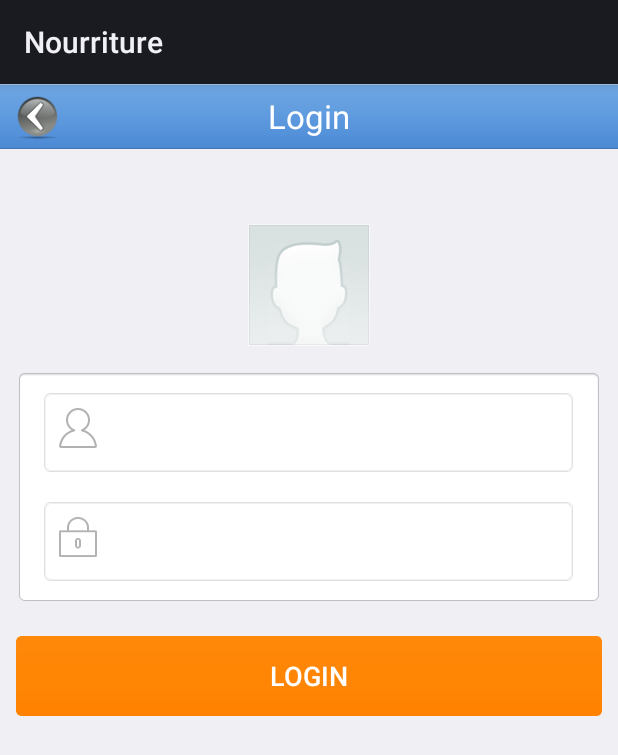
After one commit to ysYvonne/KitchenSecret_Android, an Android app: the layout activity_login.xml on its own in the app's theme, with its tools: preview values and no code run, on a phone screen of 412 x 824 dp. The commit adds this screen. Shown: the top 755 px of the screen. Run offline under Robolectric (Android 15) with nearby library versions, the phone set to English and light mode, and no system bars.

Commit message:
7.6 规范工程

```diff
--- a/app/src/main/AndroidManifest.xml
+++ b/app/src/main/AndroidManifest.xml
@@ -8,7 +8,8 @@
         android:label="@string/app_name"
         android:supportsRtl="true"
         android:theme="@style/AppTheme">
-        <activity android:name=".activities.MainActivity"></activity>
+        <activity android:name=".activities.MainActivity" />
+        <activity android:name=".activities.LoginActivity"></activity>
     </application>
 
 </manifest>
--- /dev/null
+++ b/app/src/main/java/com/meetyouatnowhere/kitchensecret_android/activities/LoginActivity.java
@@ -0,0 +1,13 @@
+package com.meetyouatnowhere.kitchensecret_android.activities;
+
+import android.app.Activity;
+import android.os.Bundle;
+
+public class LoginActivity extends Activity {
+
+    @Override
+    protected void onCreate(Bundle savedInstanceState) {
+        super.onCreate(savedInstanceState);
+        setContentView(R.layout.activity_login1);
+    }
+}
--- a/app/src/main/java/com/meetyouatnowhere/kitchensecret_android/activities/MainActivity.java
+++ b/app/src/main/java/com/meetyouatnowhere/kitchensecret_android/activities/MainActivity.java
@@ -1,15 +1,38 @@
 package com.meetyouatnowhere.kitchensecret_android.activities;
 
+import android.support.v4.app.FragmentManager;
 import android.support.v7.app.AppCompatActivity;
 import android.os.Bundle;
+import android.view.View;
+import android.widget.Button;
 
 import com.meetyouatnowhere.kitchensecret_android.R;
 
 public class MainActivity extends AppCompatActivity {
 
+    private Button btn_recipe;
+    private Button btn_myCommunity;
+    private Button btn_search;
+    private Button btn_mySetting;
+
+
     @Override
     protected void onCreate(Bundle savedInstanceState) {
         super.onCreate(savedInstanceState);
         setContentView(R.layout.activity_main);
+
+        btn_recipe = (Button) findViewById(R.id.recipe_btn);
+        btn_myCommunity = (Button) findViewById(R.id.myCommunity_btn);
+        btn_search = (Button) findViewById(R.id.search_btn);
+        btn_mySetting = (Button) findViewById(R.id.mySetting_btn);
+
+       // FragmentManager fragmentManager = getSupportFragmentManager();
+       // fragmentManager.beginTransaction().replace(R.id.contentFrame,new )
+
+        btn_recipe.setOnClickListener(new View.OnClickListener(){
+
+        });
     }
+
+
 }
--- /dev/null
+++ b/app/src/main/res/layout/activity_login.xml
@@ -0,0 +1,136 @@
+<?xml version="1.0" encoding="utf-8"?>
+<LinearLayout xmlns:android="http://schemas.android.com/apk/res/android"
+    android:layout_width="match_parent"
+    android:layout_height="match_parent"
+    android:orientation="vertical"
+    android:background="@color/background_color">
+
+    <RelativeLayout
+        android:id="@+id/title_rl"
+        android:layout_width="match_parent"
+        android:layout_height="wrap_content"
+        android:background="@mipmap/title_nav_bar">
+
+        <Button
+            android:id="@+id/btn_back"
+            android:layout_width="30dp"
+            android:layout_height="30dp"
+            android:layout_centerVertical="true"
+            android:layout_marginLeft="10dp"
+            android:background="@mipmap/back" />
+
+        <TextView
+            style="@style/title_text_style"
+            android:layout_width="wrap_content"
+            android:layout_height="wrap_content"
+            android:layout_centerInParent="true"
+            android:text="@string/login" />
+
+    </RelativeLayout>
+
+    <LinearLayout
+        android:id="@+id/layout_login"
+        android:layout_width="fill_parent"
+        android:layout_height="fill_parent"
+        android:layout_marginTop="30dp"
+        android:orientation="vertical">
+
+        <ImageView
+            android:layout_width="wrap_content"
+            android:layout_height="wrap_content"
+            android:layout_gravity="center_horizontal"
+            android:layout_marginBottom="5dp"
+            android:layout_marginTop="20dp"
+            android:src="@mipmap/default_avatar" />
+
+        <LinearLayout
+            android:layout_width="match_parent"
+            android:layout_height="wrap_content"
+            android:layout_margin="10dp"
+            android:background="@android:drawable/editbox_background"
+            android:orientation="vertical">
+
+            <LinearLayout
+                android:layout_width="fill_parent"
+                android:layout_height="wrap_content"
+                android:layout_margin="10dp"
+                android:background="@mipmap/login_input"
+                android:orientation="horizontal"
+                android:padding="10dp">
+
+                <ImageView
+                    android:layout_width="wrap_content"
+                    android:layout_height="wrap_content"
+                    android:src="@mipmap/username" />
+
+                <!--<TextView
+                    android:id="@+id/tv_username"
+                    android:layout_width="wrap_content"
+                    android:layout_height="wrap_content"
+                    android:textColor="@android:color/black"
+                    android:background="@drawable/username"
+                    android:textSize="@dimen/text_big" />-->
+
+                <EditText
+                    android:id="@+id/et_username"
+                    android:layout_width="fill_parent"
+                    android:layout_height="wrap_content"
+                    android:background="@null"
+                    android:ems="10"
+                    android:focusableInTouchMode="true"
+                    android:padding="5dp"
+                    android:paddingRight="30dp"
+                    android:textColor="@color/edit_text_color"
+                    android:textSize="@dimen/text_main">
+
+                </EditText>
+
+            </LinearLayout>
+
+            <LinearLayout
+                android:layout_width="fill_parent"
+                android:layout_height="wrap_content"
+                android:layout_margin="10dp"
+                android:background="@mipmap/login_input"
+                android:orientation="horizontal"
+                android:padding="10dp">
+
+                <ImageView
+                    android:layout_width="wrap_content"
+                    android:layout_height="wrap_content"
+                    android:src="@mipmap/password" />
+
+                <EditText
+                    android:id="@+id/et_password"
+                    android:layout_width="fill_parent"
+                    android:layout_height="wrap_content"
+                    android:background="@null"
+                    android:ems="10"
+                    android:focusableInTouchMode="true"
+                    android:gravity="center_vertical"
+                    android:inputType="textPassword"
+                    android:padding="5dp"
+                    android:paddingRight="30dp"
+                    android:textColor="@color/edit_text_color"
+                    android:textSize="@dimen/text_main">
+
+                </EditText>
+
+            </LinearLayout>
+
+        </LinearLayout>
+
+        <Button
+            android:id="@+id/btn_login"
+            android:layout_width="fill_parent"
+            android:layout_height="wrap_content"
+            android:layout_margin="10dp"
+            android:background="@mipmap/login_btn"
+            android:gravity="center"
+            android:text="@string/login"
+            android:textColor="@color/white"
+            android:textSize="@dimen/text_big" />
+
+    </LinearLayout>
+
+</LinearLayout>
--- /dev/null
+++ b/app/src/main/res/layout/activity_login1.xml
@@ -0,0 +1,12 @@
+<?xml version="1.0" encoding="utf-8"?>
+<RelativeLayout xmlns:android="http://schemas.android.com/apk/res/android"
+    xmlns:tools="http://schemas.android.com/tools"
+    android:layout_width="match_parent"
+    android:layout_height="match_parent"
+    android:paddingBottom="@dimen/activity_vertical_margin"
+    android:paddingLeft="@dimen/activity_horizontal_margin"
+    android:paddingRight="@dimen/activity_horizontal_margin"
+    android:paddingTop="@dimen/activity_vertical_margin"
+    tools:context="com.meetyouatnowhere.kitchensecret_android.activities.LoginActivity">
+
+</RelativeLayout>
--- a/app/src/main/res/layout/activity_main.xml
+++ b/app/src/main/res/layout/activity_main.xml
@@ -27,7 +27,7 @@
             android:gravity="center|bottom">
 
             <Button
-                android:id="@+id/Recipe_btn"
+                android:id="@+id/recipe_btn"
                 android:layout_width="fill_parent"
                 android:layout_height="wrap_content"
                 android:layout_alignParentLeft="true"
@@ -51,7 +51,7 @@
 
             <Button
                 android:id="@+id/myCommunity_btn"
-                android:layout_width="fill_parent"
+                android:layout_width="wrap_content"
                 android:layout_height="wrap_content"
                 android:background="@mipmap/bot_bar"
                 android:drawableTop="@drawable/tab_dish_selector"
@@ -120,7 +120,7 @@
             android:gravity="center|bottom">
 
             <Button
-                android:id="@+id/MySetting_btn"
+                android:id="@+id/mySetting_btn"
                 android:layout_width="fill_parent"
                 android:layout_height="wrap_content"
                 android:background="@mipmap/bot_bar"
--- a/app/src/main/res/values/styles.xml
+++ b/app/src/main/res/values/styles.xml
@@ -15,7 +15,7 @@
         <item name="android:layout_width">fill_parent</item>
         <item name="android:layout_height">wrap_content</item>
         <item name="android:layout_weight">1</item>
-        <item name="android:src">@drawable/line</item>
+        <item name="android:src">@mipmap/line</item>
     </style>
 
     <style name="title_text_style">
```
Also changed, not shown: app/src/main/res/mipmap-hdpi/item.png (renamed from app/src/main/res/mipmap-hdpi/item.9.png), 3 other files.
